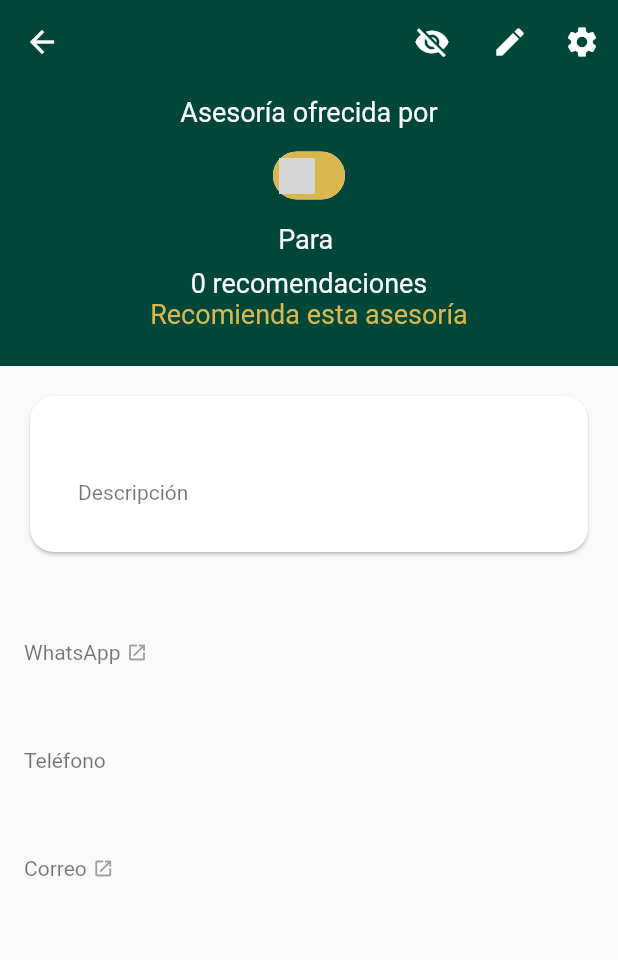
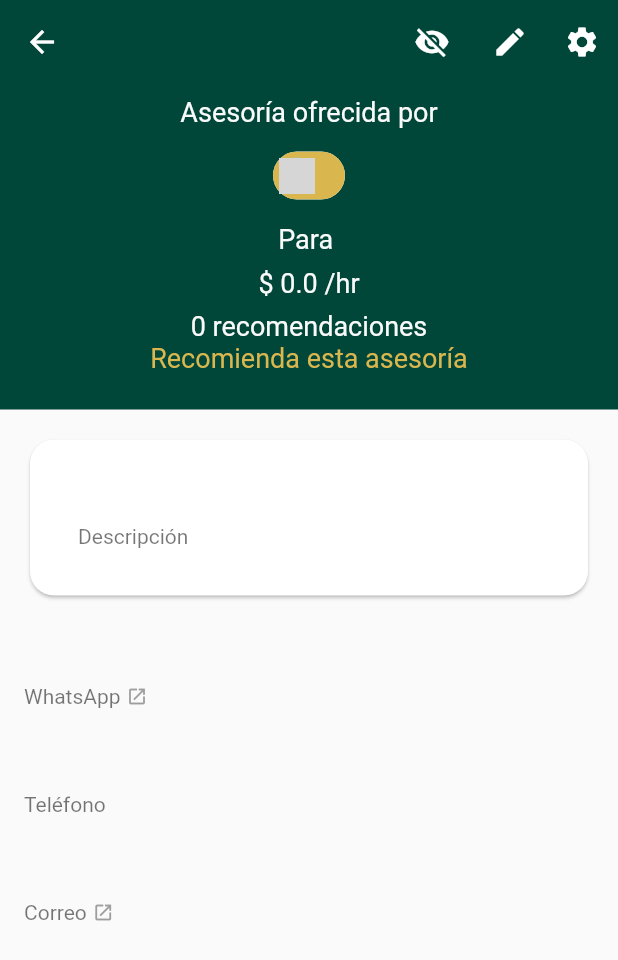
Before and after one commit to ITAM-IngenieriaSoftware-2022/asesoriasITAM2022, a Flutter app: the AsesoriaPage screen opened directly with empty values, on a phone screen of 412 x 824 dp. Shown: the top 960 px of the screen. Run offline on Flutter 3.47's test engine with Material 2 defaults, Android fonts, the phone set to English and light mode, and no system bars; our stand-ins replace cloud_firestore, file_picker, firebase_auth, firebase_core, firebase_storage, font_awesome_flutter; accounts and stored records are empty; grey boxes are pictures that could not be loaded.

Commit message:
calificar asesoria

```diff
--- /dev/null
+++ b/src/asesoriasitam/lib/db/clases/comentario.dart
@@ -0,0 +1,37 @@
+class Comentario {
+  late String? uid,
+      nombreCompletoUsuario,
+      porUsuario,
+      texto,
+      usuarioFoto,
+      asesoriaUid;
+  late bool? recomiendo;
+  Comentario(
+      {this.uid,
+      this.nombreCompletoUsuario,
+      this.porUsuario,
+      this.texto,
+      this.usuarioFoto,
+      this.recomiendo});
+
+  Comentario.fromMap(Map<String, dynamic> mapData) {
+    this.uid = mapData["uid"];
+    this.nombreCompletoUsuario = mapData["nombreCompletoUsuario"];
+    this.porUsuario = mapData["porUsuario"];
+    this.texto = mapData["texto"];
+    this.usuarioFoto = mapData["usuarioFoto"];
+    this.asesoriaUid = mapData["asesoriaUid"];
+    this.recomiendo = mapData["recomiendo"];
+  }
+  Map<String, dynamic> toMap(Comentario obj) {
+    var data = Map<String, dynamic>();
+    data["uid"] = obj.uid;
+    data["nombreCompletoUsuario"] = obj.nombreCompletoUsuario;
+    data["porUsuario"] = obj.porUsuario;
+    data["texto"] = obj.texto;
+    data["usuarioFoto"] = obj.usuarioFoto;
+    data["asesoriaUid"] = obj.asesoriaUid;
+    data["recomiendo"] = obj.recomiendo;
+    return data;
+  }
+}
--- a/src/asesoriasitam/lib/pantallas/asesorias/asesoria.dart
+++ b/src/asesoriasitam/lib/pantallas/asesorias/asesoria.dart
@@ -3,11 +3,13 @@ import 'package:asesoriasitam/db/clases/asesoria.dart';
 import 'package:asesoriasitam/db/clases/usuario.dart';
 import 'package:asesoriasitam/global.dart';
 import 'package:asesoriasitam/palette.dart';
+import 'package:asesoriasitam/pantallas/asesorias/comentar.dart';
 import 'package:asesoriasitam/utils/functionality.dart';
 import 'package:asesoriasitam/pantallas/asesorias/ajustes_asesoria.dart';
 import 'package:asesoriasitam/pantallas/asesorias/editar_asesoria.dart';
 import 'package:asesoriasitam/pantallas/perfil/perfil.dart';
 import 'package:asesoriasitam/utils/reportar.dart';
+import 'package:asesoriasitam/utils/usefulWidgets.dart';
 import 'package:asesoriasitam/widgets/userAvatar.dart';
 import 'package:flutter/material.dart';
 
@@ -24,6 +26,9 @@ class _AsesoriaPageState extends State<AsesoriaPage> {
   late Usuario usuario;
   bool miAsesoria = false;
   bool _recomendado = true;
+
+  // Otros
+  List<String> diasOrdenados = ['LU', 'MA', 'MI', 'JU', 'VI', 'SA', 'DO'];
 
   _AsesoriaPageState(this.asesoria);
 
@@ -135,10 +140,18 @@ class _AsesoriaPageState extends State<AsesoriaPage> {
                         usuarioUid: asesoria.porUsuario!,
                       )),
                 ),
-                //Clases
+                // Clase
                 SizedBox(height: 8),
                 Text(
                   "Para " + asesoria.clase!,
+                  style: TextStyle(color: scaffColor, fontSize: 18),
+                ),
+                SizedBox(
+                  height: 8,
+                ),
+                // Precio
+                Text(
+                  "\$ " + asesoria.precio!.toString() + " /hr",
                   style: TextStyle(color: scaffColor, fontSize: 18),
                 ),
                 SizedBox(
@@ -156,18 +169,21 @@ class _AsesoriaPageState extends State<AsesoriaPage> {
                       )
                     : Container(),
                 InkWell(
-                    onTap: () async {
+                    onTap: () =>
+                        goto(context, ComentarAsesoriaPage(asesoria: asesoria)),
+                    /*async {
                       try {
                         _recomendado
                             ? await AsesoriaBloc().desrecomendarAsesoria(
                                 asesoria: asesoria, usuario: usuario)
                             : await AsesoriaBloc().recomendarAsesoria(
                                 asesoria: asesoria, usuario: usuario);
+
                         _update();
                       } catch (e) {
                         print(e);
                       }
-                    },
+                    },*/
                     child: Text(
                       _recomendado
                           ? "Dejar de recomendar"
@@ -205,6 +221,7 @@ class _AsesoriaPageState extends State<AsesoriaPage> {
               ),
             ),
           ),
+          _horario(),
 
           //Contacto
           SizedBox(height: 16),
@@ -253,17 +270,20 @@ class _AsesoriaPageState extends State<AsesoriaPage> {
       ),
     );
   }
-  /*
-  Widget _image() {
-    return Padding(
-      padding: const EdgeInsets.all(8.0),
-      child: Card(
-          margin: EdgeInsets.symmetric(horizontal: 20, vertical: 16),
-          clipBehavior: Clip.hardEdge,
-          shape:
-              RoundedRectangleBorder(borderRadius: BorderRadius.circular(16)),
-          child: Image.network(asesoria.imagenUrl!)),
-    );
+
+  Widget _horario() {
+    List<Widget> out = [];
+    for (String dia in diasOrdenados) {
+      String hrs = asesoria.horario![dia];
+      if (hrs.isEmpty) continue;
+      out.add(Row(mainAxisAlignment: MainAxisAlignment.spaceBetween, children: [
+        Column(children: [Text(dia)]),
+        Column(
+          crossAxisAlignment: CrossAxisAlignment.end,
+          children: [Text(hrs)],
+        )
+      ]));
+    }
+    return CenteredConstrainedBox(child: Column(children: out), maxWidth: 100);
   }
-  */
 }
--- /dev/null
+++ b/src/asesoriasitam/lib/utils/usefulWidgets.dart
@@ -0,0 +1,10 @@
+import 'package:flutter/material.dart';
+
+Widget CenteredConstrainedBox({double maxWidth = 500, required Widget child}) {
+  return Center(
+    child: ConstrainedBox(
+      constraints: BoxConstraints(maxWidth: maxWidth),
+      child: child,
+    ),
+  );
+}
```
Also changed, not shown: src/asesoriasitam/lib/db/asesoria_bloc.dart (+59 -13 lines), src/asesoriasitam/lib/db/comentario_bloc.dart (added, +27 -0 lines), src/asesoriasitam/lib/pantallas/asesorias/comentar.dart (added, +233 -0 lines).
